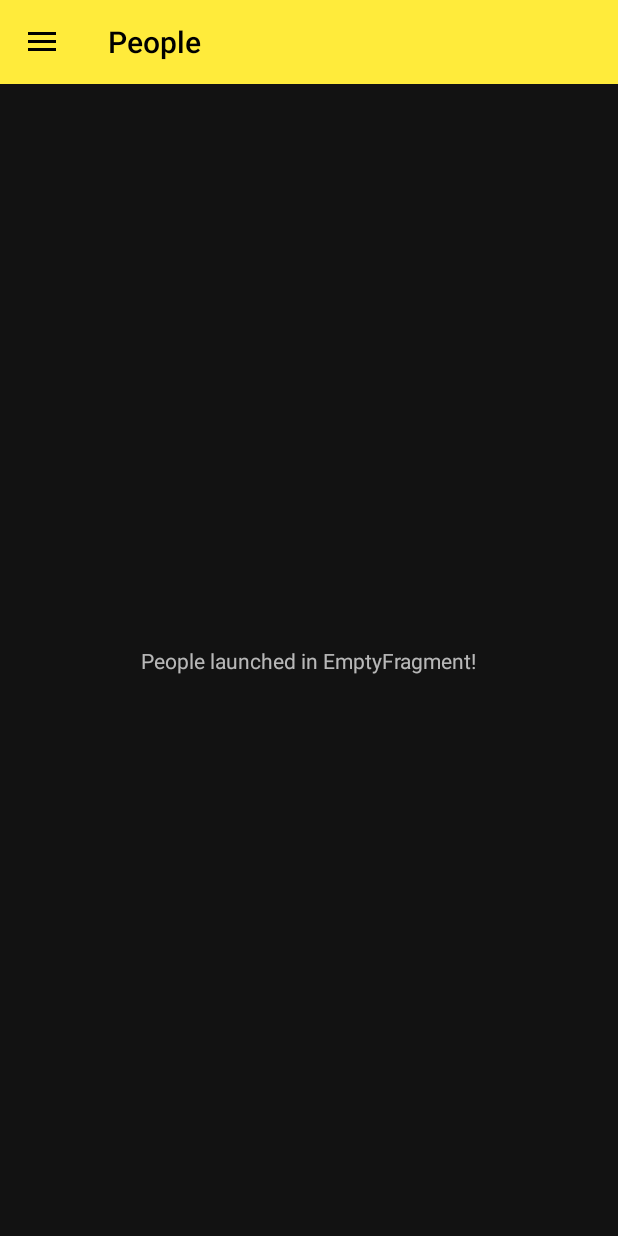
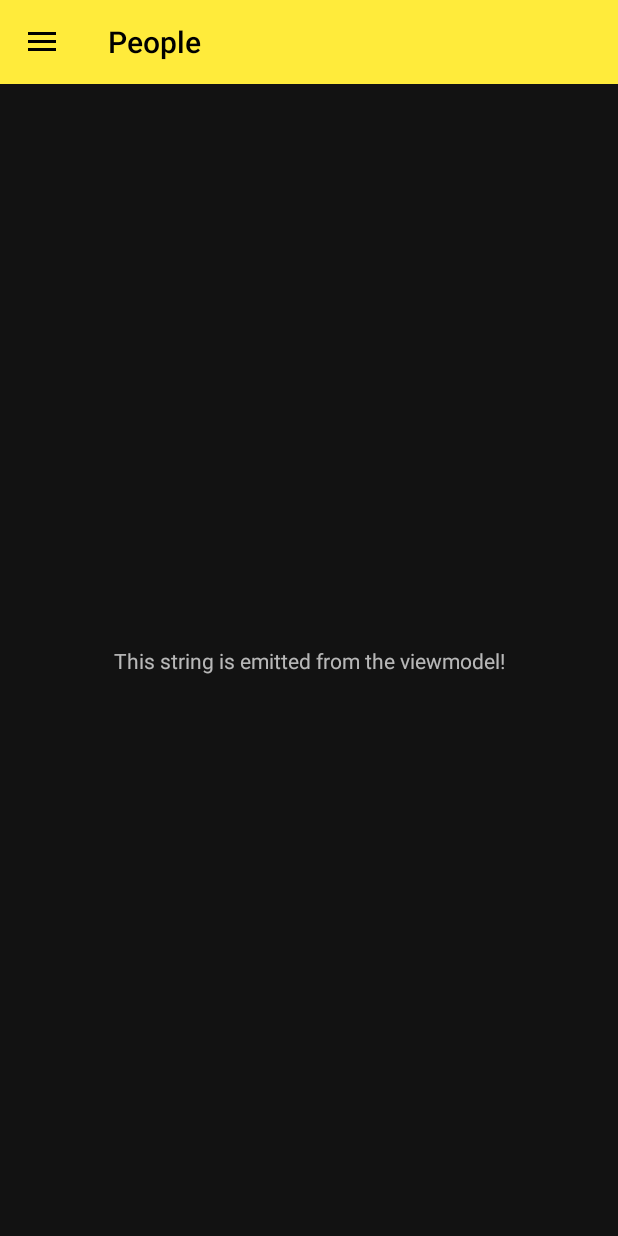
Before and after one commit to david-read-iii/Star-Wars-Database, an Android app: the screen it shows after launch (CategoryActivity), on a phone screen of 412 x 824 dp. Run offline under Robolectric (Android 15) with nearby library versions, the phone set to English and light mode, and no system bars; our stand-ins replace data binding, navigation-ui.

Commit message:
Setup Dagger dependency injection and a system for creating new ViewModel instances for the entire app. Create dummy PeopleListFragment.kt and PeopleListFragmentViewModelImpl.kt combo where a static string is exposed to the UI.

```diff
--- a/app/build.gradle
+++ b/app/build.gradle
@@ -1,6 +1,7 @@
 plugins {
     id 'com.android.application'
     id 'org.jetbrains.kotlin.android'
+    id 'kotlin-kapt'
 }
 
 android {
@@ -25,4 +26,8 @@ dependencies {
      * navigation drawer. */
     implementation "androidx.navigation:navigation-fragment-ktx:2.5.3"
     implementation "androidx.navigation:navigation-ui-ktx:2.5.3"
+
+    // Dagger 2 library. Contains APIs for dependency injection.
+    implementation 'com.google.dagger:dagger:2.44'
+    kapt 'com.google.dagger:dagger-compiler:2.44'
 }
--- a/app/src/main/AndroidManifest.xml
+++ b/app/src/main/AndroidManifest.xml
@@ -4,6 +4,7 @@
     package="com.davidread.starwarsdatabase">
 
     <application
+        android:name=".di.ApplicationController"
         android:allowBackup="true"
         android:dataExtractionRules="@xml/data_extraction_rules"
         android:fullBackupContent="false"
--- /dev/null
+++ b/app/src/main/java/com/davidread/starwarsdatabase/di/ApplicationController.kt
@@ -0,0 +1,16 @@
+package com.davidread.starwarsdatabase.di
+
+import android.app.Application
+
+/**
+ * Defines an [Application] subclass that has a dependencies graph for the entire application.
+ */
+class ApplicationController : Application() {
+
+    /**
+     * Dependencies graph for the entire application.
+     */
+    val applicationGraph: ApplicationGraph by lazy {
+        DaggerApplicationGraph.factory().create(applicationContext, this)
+    }
+}
--- /dev/null
+++ b/app/src/main/java/com/davidread/starwarsdatabase/di/ApplicationGraph.kt
@@ -0,0 +1,34 @@
+package com.davidread.starwarsdatabase.di
+
+import android.app.Application
+import android.content.Context
+import com.davidread.starwarsdatabase.view.PeopleListFragment
+import dagger.BindsInstance
+import dagger.Component
+import javax.inject.Singleton
+
+/**
+ * Defines the dependencies graph for the entire application.
+ */
+@Singleton
+@Component(modules = [ViewModelModule::class])
+interface ApplicationGraph {
+
+    /**
+     * Factory for creating an instance of this class.
+     */
+    @Component.Factory
+    interface Factory {
+
+        /**
+         * Creates an [ApplicationGraph] instance.
+         */
+        fun create(
+            @BindsInstance context: Context,
+            @BindsInstance application: Application
+        ): ApplicationGraph
+    }
+
+    // Activities and fragments requesting injection.
+    fun inject(fragment: PeopleListFragment)
+}
--- /dev/null
+++ b/app/src/main/java/com/davidread/starwarsdatabase/di/ViewModelKey.kt
@@ -0,0 +1,13 @@
+package com.davidread.starwarsdatabase.di
+
+import androidx.lifecycle.ViewModel
+import dagger.MapKey
+import kotlin.reflect.KClass
+
+/**
+ * Annotation that associates a Dagger binds function with a [ViewModel] subclass.
+ */
+@Target(AnnotationTarget.FUNCTION)
+@Retention(AnnotationRetention.RUNTIME)
+@MapKey
+annotation class ViewModelKey(val value: KClass<out ViewModel>)
--- /dev/null
+++ b/app/src/main/java/com/davidread/starwarsdatabase/di/ViewModelModule.kt
@@ -0,0 +1,25 @@
+package com.davidread.starwarsdatabase.di
+
+import androidx.lifecycle.ViewModel
+import androidx.lifecycle.ViewModelProvider
+import com.davidread.starwarsdatabase.util.ViewModelFactory
+import com.davidread.starwarsdatabase.viewmodel.PeopleListFragmentViewModelImpl
+import dagger.Binds
+import dagger.Module
+import dagger.multibindings.IntoMap
+
+/**
+ * Defines which [ViewModelProvider.Factory] and [ViewModel] instances to inject for the entire
+ * application.
+ */
+@Module
+abstract class ViewModelModule {
+
+    @Binds
+    abstract fun bindViewModelFactory(viewModelFactory: ViewModelFactory): ViewModelProvider.Factory
+
+    @Binds
+    @IntoMap
+    @ViewModelKey(PeopleListFragmentViewModelImpl::class)
+    abstract fun bindPeopleListFragmentViewModelImpl(viewModel: PeopleListFragmentViewModelImpl): ViewModel
+}
--- /dev/null
+++ b/app/src/main/java/com/davidread/starwarsdatabase/util/ViewModelFactory.kt
@@ -0,0 +1,31 @@
+package com.davidread.starwarsdatabase.util
+
+import androidx.lifecycle.ViewModel
+import androidx.lifecycle.ViewModelProvider
+import javax.inject.Inject
+import javax.inject.Provider
+
+/**
+ * Utility responsible for instantiating [ViewModel] subclasses in the entire application.
+ */
+class ViewModelFactory @Inject constructor(private val classProviderMap: MutableMap<Class<out ViewModel>, Provider<ViewModel>>) :
+    ViewModelProvider.Factory {
+
+    /**
+     * Creates a new instance of the given `Class`.
+     *
+     * @param modelClass A `Class` whose instance is requested
+     * @return A newly created ViewModel
+     * @throws IllegalArgumentException Thrown if a mapping for [modelClass] doesn't exist in
+     * [classProviderMap].
+     */
+    @Suppress("UNCHECKED_CAST")
+    override fun <T : ViewModel> create(modelClass: Class<T>): T {
+        val viewModelProvider = classProviderMap[modelClass]
+        return viewModelProvider?.let {
+            viewModelProvider.get() as T
+        } ?: run {
+            throw IllegalArgumentException("Unknown ViewModel class $modelClass")
+        }
+    }
+}
--- /dev/null
+++ b/app/src/main/java/com/davidread/starwarsdatabase/view/PeopleListFragment.kt
@@ -0,0 +1,70 @@
+package com.davidread.starwarsdatabase.view
+
+import android.content.Context
+import android.os.Bundle
+import android.view.LayoutInflater
+import android.view.View
+import android.view.ViewGroup
+import androidx.fragment.app.Fragment
+import androidx.lifecycle.ViewModelProvider
+import com.davidread.starwarsdatabase.di.ApplicationController
+import com.davidread.starwarsdatabase.databinding.FragmentPeopleListBinding
+import com.davidread.starwarsdatabase.viewmodel.PeopleListFragmentViewModel
+import com.davidread.starwarsdatabase.viewmodel.PeopleListFragmentViewModelImpl
+import javax.inject.Inject
+
+/**
+ * Fragment representing a list of entries in the people category.
+ */
+class PeopleListFragment : Fragment() {
+
+    /**
+     * Factory for instantiating `ViewModel` instances.
+     */
+    @Inject
+    lateinit var viewModelFactory: ViewModelProvider.Factory
+
+    /**
+     * Binding object for this fragment's layout.
+     */
+    private val binding: FragmentPeopleListBinding by lazy {
+        FragmentPeopleListBinding.inflate(layoutInflater)
+    }
+
+    /**
+     * Exposes state to the UI and encapsulates business logic for this fragment.
+     */
+    private val viewModel: PeopleListFragmentViewModel by lazy {
+        ViewModelProvider(this, viewModelFactory)[PeopleListFragmentViewModelImpl::class.java]
+    }
+
+    /**
+     * Invoked when this fragment is attached to it's associated activity. It just requests
+     * dependency injection.
+     */
+    override fun onAttach(context: Context) {
+        (activity?.application as ApplicationController).applicationGraph.inject(this)
+        super.onAttach(context)
+    }
+
+    /**
+     * Invoked when this fragment's view is to be created. Sets up some dummy UI for now.
+     */
+    override fun onCreateView(
+        inflater: LayoutInflater,
+        container: ViewGroup?,
+        savedInstanceState: Bundle?
+    ): View {
+        setupObserver()
+        return binding.root
+    }
+
+    /**
+     * Sets up an observer to populate the UI with a dummy string for now.
+     */
+    private fun setupObserver() {
+        viewModel.testLiveData.observe(viewLifecycleOwner) {
+            binding.textView.text = it
+        }
+    }
+}
--- /dev/null
+++ b/app/src/main/java/com/davidread/starwarsdatabase/viewmodel/PeopleListFragmentViewModel.kt
@@ -0,0 +1,10 @@
+package com.davidread.starwarsdatabase.viewmodel
+
+import androidx.lifecycle.LiveData
+
+/**
+ * Defines the structure of [PeopleListFragmentViewModelImpl].
+ */
+interface PeopleListFragmentViewModel {
+    val testLiveData: LiveData<String>
+}
--- /dev/null
+++ b/app/src/main/java/com/davidread/starwarsdatabase/viewmodel/PeopleListFragmentViewModelImpl.kt
@@ -0,0 +1,12 @@
+package com.davidread.starwarsdatabase.viewmodel
+
+import androidx.lifecycle.MutableLiveData
+import androidx.lifecycle.ViewModel
+import javax.inject.Inject
+
+/**
+ * Exposes state and encapsulates business logic related to the people category list.
+ */
+class PeopleListFragmentViewModelImpl @Inject constructor() : ViewModel(), PeopleListFragmentViewModel {
+    override val testLiveData = MutableLiveData("This string is emitted from the viewmodel!")
+}
--- /dev/null
+++ b/app/src/main/res/layout/fragment_people_list.xml
@@ -0,0 +1,20 @@
+<?xml version="1.0" encoding="utf-8"?>
+<layout xmlns:android="http://schemas.android.com/apk/res/android"
+    xmlns:app="http://schemas.android.com/apk/res-auto">
+
+    <androidx.constraintlayout.widget.ConstraintLayout
+        android:layout_width="match_parent"
+        android:layout_height="match_parent">
+
+        <TextView
+            android:id="@+id/text_view"
+            android:layout_width="wrap_content"
+            android:layout_height="wrap_content"
+            app:layout_constraintBottom_toBottomOf="parent"
+            app:layout_constraintEnd_toEndOf="parent"
+            app:layout_constraintStart_toStartOf="parent"
+            app:layout_constraintTop_toTopOf="parent" />
+
+    </androidx.constraintlayout.widget.ConstraintLayout>
+
+</layout>
--- a/app/src/main/res/navigation/nav_graph_category.xml
+++ b/app/src/main/res/navigation/nav_graph_category.xml
@@ -7,16 +7,9 @@
 
     <fragment
         android:id="@+id/people_list_fragment"
-        android:name="com.davidread.starwarsdatabase.view.EmptyFragment"
+        android:name="com.davidread.starwarsdatabase.view.PeopleListFragment"
         android:label="@string/people_list_fragment_name"
-        tools:layout="@layout/fragment_empty">
-
-        <argument
-            android:name="DETAIL_TEXT_RES_ID"
-            android:defaultValue="@string/people_in_empty_fragment_detail_text"
-            app:argType="reference" />
-
-    </fragment>
+        tools:layout="@layout/fragment_people_list" />
 
     <fragment
         android:id="@+id/films_list_fragment"
```
